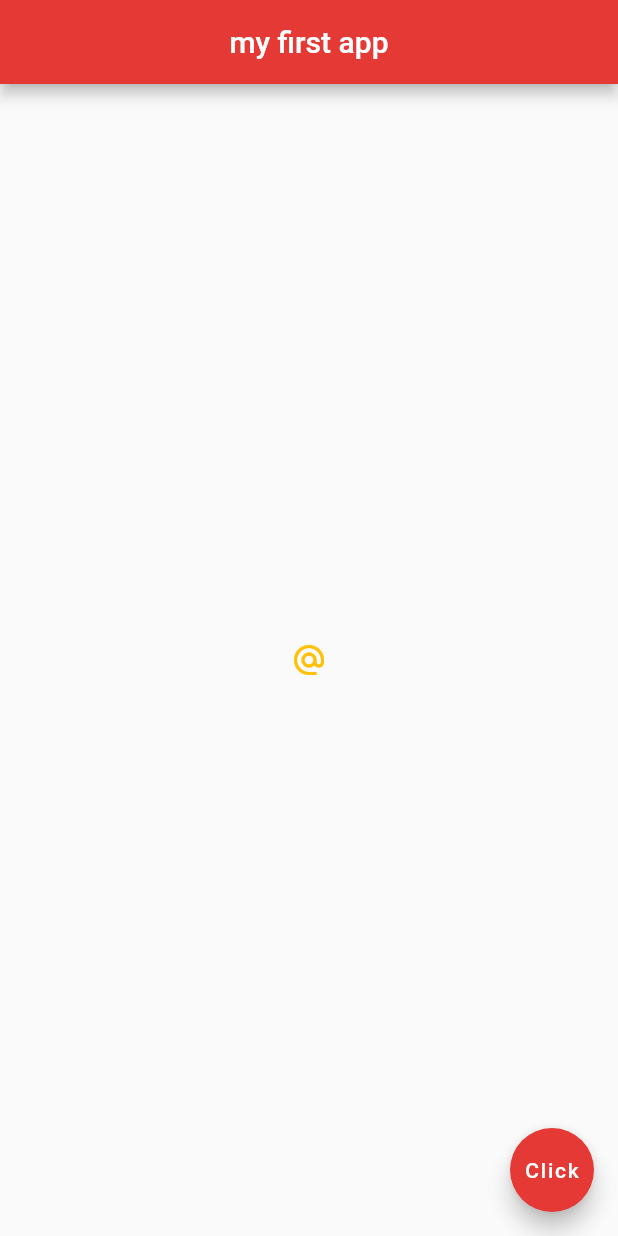
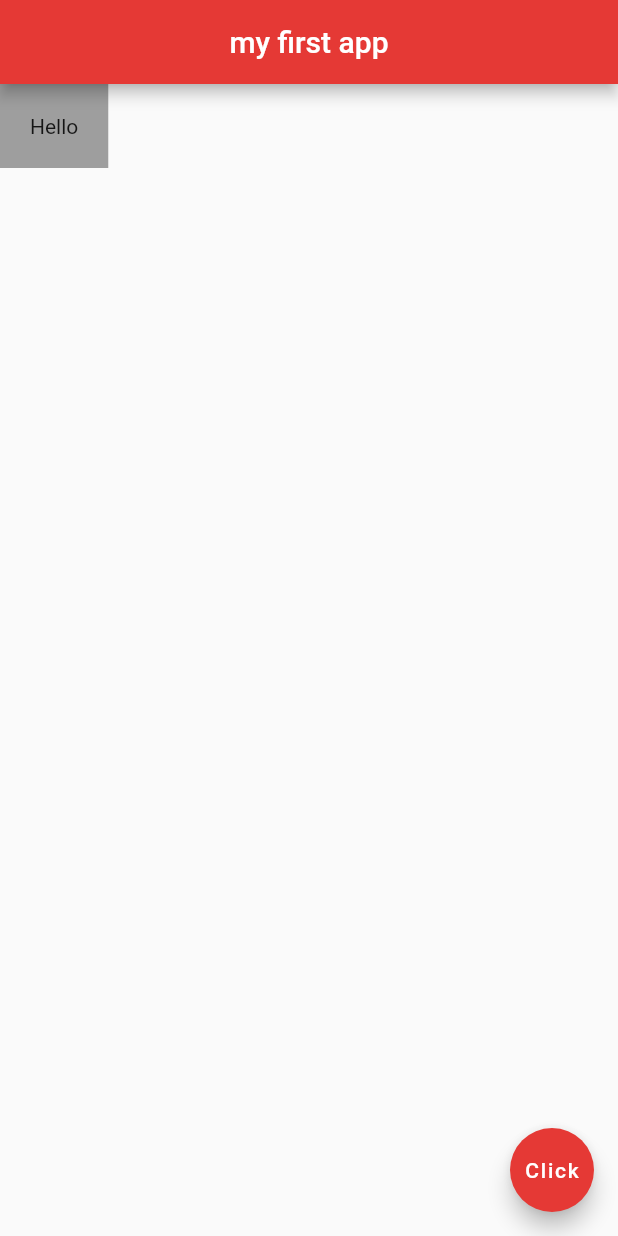
Before and after one commit to ahmedkmadani/First-Flutter-App, a Flutter app: the screen it shows after launch, on a phone screen of 412 x 824 dp. Run offline on Flutter 3.47's test engine with Material 2 defaults, Android fonts, the phone set to English and light mode, and no system bars.

Commit message:
add padding to container

```diff
--- a/lib/main.dart
+++ b/lib/main.dart
@@ -14,14 +14,11 @@ class Home extends StatelessWidget {
       centerTitle: true,
       backgroundColor: Colors.red[600],
     ),
-    body: Center(
-      child: IconButton(
-      icon: Icon(Icons.alternate_email),
-      color: Colors.amber,
-      onPressed: () {
-        print('Clieckd me');
-      })
-      ),
+    body: Container(
+      padding: EdgeInsets.all(20.0),
+      color: Colors.grey,
+      child: Text('Hello'),
+    ),
       floatingActionButton: FloatingActionButton(
         onPressed: () {},
         child: Text("Click"),
```
